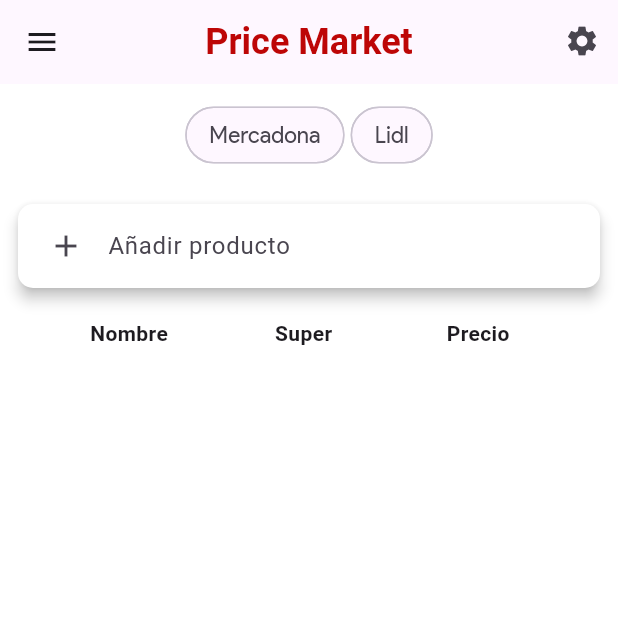
After one commit to luuismrtn/PriceMarket, a Flutter app: the ShoppingCart screen opened directly, on a phone screen of 412 x 824 dp, the top half of it. The commit adds this screen. Run offline on Flutter 3.47's test engine with Material 3 defaults, Android fonts, the light colour scheme and no system bars.

Commit message:
Añadida la pantalla de Cesta de la Compra

```diff
--- a/lib/objects/Clases.dart
+++ b/lib/objects/Clases.dart
@@ -1,5 +1,9 @@
 class Supermercados {
   static const List<String> listaSupermercados = ['Mercadona', 'Lidl'];
+
+  static List<String> getListaSupermercados() {
+    return listaSupermercados;
+  }
 }
 
 class Opiniones {
--- a/lib/screens/principal.dart
+++ b/lib/screens/principal.dart
@@ -64,7 +64,7 @@ class Principal extends StatefulWidget {
     }
   }
 
-  List<Producto> getListaProductos() {
+ static List<Producto> getListaProductos() {
     return listaProductos;
   }
 
--- /dev/null
+++ b/lib/screens/shoppingCart.dart
@@ -0,0 +1,305 @@
+import 'dart:async';
+
+import 'package:flutter/material.dart';
+import 'package:price_market/components/ProductoDialog.dart';
+import 'package:price_market/screens/principal.dart';
+import 'package:price_market/screens/settings.dart';
+import '../objects/AppStyle.dart';
+import '../objects/Producto.dart';
+import '../components/drawerWidget.dart';
+import '../objects/Clases.dart';
+
+class ShoppingCart extends StatefulWidget {
+  ShoppingCart({Key? key}) : super(key: key);
+
+  @override
+  _ShoppingCartState createState() => _ShoppingCartState();
+
+  static List<Producto> listaProductos = Principal.getListaProductos();
+  static List<Producto> productosFiltrados = [];
+  static String filtroOrden = 'Ninguno';
+  static String filtroCategoria = '';
+  final ScrollController _scrollController = ScrollController();
+}
+
+class _ShoppingCartState extends State<ShoppingCart> {
+  List<Producto> resultadosBusqueda = [];
+  List<Producto> listaCompra = [];
+  final TextEditingController _searchController = TextEditingController();
+  String filtroSuper = '';
+  @override
+  void initState() {
+    super.initState();
+  }
+
+  void _filtrarProductos(String filtro) {
+
+  }
+
+  void _agregarProductoAListaCompra(Producto producto) {
+    setState(() {
+      listaCompra.add(producto);
+      resultadosBusqueda.clear();
+      _searchController.clear();
+    });
+  }
+
+  void _eliminarProducto(Producto producto) {
+    setState(() {
+      listaCompra.remove(producto);
+    });
+  }
+
+  void _mostrarInformacionProducto(Producto producto) {
+    showDialog(
+      context: context,
+      builder: (BuildContext context) {
+        return ProductoDialog(producto: producto);
+      },
+    );
+  }
+
+  void _mostrarFiltrosDialog() {}
+
+  Future<void> _actualizarPagina() async {
+    _filtrarProductos('');
+    _filtrarProductos;
+  }
+
+  @override
+  Widget build(BuildContext context) {
+    return Scaffold(
+      drawer: DrawerWidget(),
+      body: CustomScrollView(
+        controller: widget._scrollController,
+        slivers: [
+          SliverAppBar(
+              expandedHeight: 10.0,
+              floating: true,
+              pinned: true,
+              title: GestureDetector(
+                onTap: () {
+                  _actualizarPagina();
+                  widget._scrollController.animateTo(0,
+                      duration: const Duration(milliseconds: 500),
+                      curve: Curves.easeInOut);
+                },
+                child: const Text(
+                  'Price Market',
+                  style: TextStyle(
+                    fontSize: 24,
+                    fontWeight: FontWeight.bold,
+                    color: AppStyle.miColorPrimario,
+                  ),
+                ),
+              ),
+              centerTitle: true,
+              flexibleSpace: Expanded(
+                child: Container(
+                  alignment: Alignment.bottomRight,
+                  padding: const EdgeInsets.fromLTRB(0, 0, 0, 5),
+                  child: Row(
+                      mainAxisSize: MainAxisSize.max,
+                      mainAxisAlignment: MainAxisAlignment.end,
+                      children: [
+                        IconButton(
+                          onPressed: () {
+                            Navigator.push(
+                              context,
+                              MaterialPageRoute(
+                                  builder: (context) => const SettingsPage()),
+                            );
+                          },
+                          icon: const Icon(Icons.settings),
+                        ),
+                      ]),
+                ),
+              )),
+          SliverList(
+            delegate: SliverChildBuilderDelegate(
+              (BuildContext context, int index) {
+                return Column(
+                  children: [
+                    Padding(
+                      padding: const EdgeInsets.all(8.0),
+                      child: Wrap(
+                        children: Supermercados.getListaSupermercados()
+                            .map((supermercado) {
+                          return Padding(
+                            padding: const EdgeInsets.all(2.0),
+                            child: FilterChip(
+                              padding: const EdgeInsets.fromLTRB(10, 2, 10, 2),
+                              shape: RoundedRectangleBorder(
+                                borderRadius: BorderRadius.circular(20),
+                              ),
+                              labelStyle: const TextStyle(
+                                fontSize: 15,
+                                fontFamily: 'ProductSans',
+                              ),
+                              labelPadding:
+                                  const EdgeInsets.fromLTRB(5, 2, 5, 2),
+                              label: Text(supermercado),
+                              selected: filtroSuper == supermercado,
+                              onSelected: (selected) {
+                                setState(() {
+                                  filtroSuper = selected ? supermercado : '';
+                                  _filtrarProductos('');
+                                });
+                              },
+                            ),
+                          );
+                        }).toList(),
+                      ),
+                    ),
+                    Padding(
+                      padding: const EdgeInsets.all(8),
+                      child: Card(
+                        color: Colors.white,
+                        elevation: 4,
+                        shape: RoundedRectangleBorder(
+                          borderRadius: BorderRadius.circular(10),
+                        ),
+                        child: Padding(
+                          padding: const EdgeInsets.symmetric(horizontal: 8),
+                          child: Column(
+                            children: [
+                              TextField(
+                                controller: _searchController,
+                                onChanged: (value) {
+                                  List<Producto> resultados = [];
+                                  if (value.isNotEmpty) {
+                                    resultados = ShoppingCart.listaProductos
+                                        .where((producto) => producto.nombre
+                                            .toLowerCase()
+                                            .contains(value.toLowerCase()))
+                                        .toList();
+                                  }
+                                  setState(() {
+                                    resultadosBusqueda = resultados;
+                                  });
+                                },
+                                decoration: const InputDecoration(
+                                  border: InputBorder
+                                      .none, // Elimina el borde del TextField
+                                  labelText: 'Añadir producto',
+                                  prefixIcon: Icon(Icons.add),
+                                ),
+                              ),
+                              if (resultadosBusqueda.isNotEmpty)
+                                Column(
+                                  children: resultadosBusqueda
+                                      .map((producto) => ListTile(
+                                            title: Text(producto.nombre),
+                                            onTap: () {
+                                              _agregarProductoAListaCompra(
+                                                  producto);
+                                              _searchController
+                                                  .clear(); // Limpia el campo de búsqueda
+                                            },
+                                          ))
+                                      .toList(),
+                                ),
+                            ],
+                          ),
+                        ),
+                      ),
+                    ),
+                    const Padding(
+                      padding: EdgeInsets.fromLTRB(28, 8, 35, 8),
+                      child: Row(
+                        mainAxisAlignment: MainAxisAlignment.center,
+                        children: [
+                          Expanded(
+                            child: Text(
+                              'Nombre',
+                              style: TextStyle(fontWeight: FontWeight.bold),
+                              textAlign: TextAlign.center,
+                            ),
+                          ),
+                          Expanded(
+                            child: Text(
+                              'Super',
+                              style: TextStyle(fontWeight: FontWeight.bold),
+                              textAlign: TextAlign.center,
+                            ),
+                          ),
+                          Expanded(
+                            child: Text(
+                              'Precio',
+                              style: TextStyle(fontWeight: FontWeight.bold),
+                              textAlign: TextAlign.center,
+                            ),
+                          ),
+                        ],
+                      ),
+                    ),
+                    ListView.builder(
+                      padding: const EdgeInsets.all(0),
+                      shrinkWrap: true,
+                      physics: const NeverScrollableScrollPhysics(),
+                      itemCount: listaCompra.length,
+                      itemBuilder: (context, index) {
+                        return Padding(
+                          padding: const EdgeInsets.fromLTRB(8, 0, 8, 0),
+                          child: Card(
+                            color: Colors.white,
+                            elevation: 2,
+                            child: InkWell(
+                              onTap: () {
+                                _mostrarInformacionProducto(listaCompra[index]);
+                              },
+                              onDoubleTap: () {
+                                _eliminarProducto(listaCompra[index]);
+                              },
+                              child: ListTile(
+                                title: Row(
+                                  mainAxisAlignment: MainAxisAlignment.center,
+                                  children: [
+                                    Expanded(
+                                      child: Text(
+                                        listaCompra[index].nombre,
+                                        style: const TextStyle(
+                                            fontWeight: FontWeight.bold),
+                                        textAlign: TextAlign.center,
+                                      ),
+                                    ),
+                                    Expanded(
+                                      child: Text(
+                                        listaCompra[index].precios[0] == -1
+                                            ? 'No disponible'
+                                            : '${listaCompra[index].precios[0].toStringAsFixed(2)}€',
+                                        style: const TextStyle(
+                                            color: Colors.green),
+                                        textAlign: TextAlign.center,
+                                      ),
+                                    ),
+                                    Expanded(
+                                      child: Text(
+                                        listaCompra[index].precios[1] == -1
+                                            ? 'No disponible'
+                                            : '${listaCompra[index].precios[1].toStringAsFixed(2)}€',
+                                        style: const TextStyle(
+                                            color:
+                                                Color.fromARGB(255, 255, 0, 0)),
+                                        textAlign: TextAlign.center,
+                                      ),
+                                    ),
+                                  ],
+                                ),
+                              ),
+                            ),
+                          ),
+                        );
+                      },
+                    ),
+                  ],
+                );
+              },
+              childCount: 1,
+            ),
+          ),
+        ],
+      ),
+    );
+  }
+}
```
Also changed, not shown: lib/components/drawerWidget.dart (+16 -1 lines), 1 other file.
